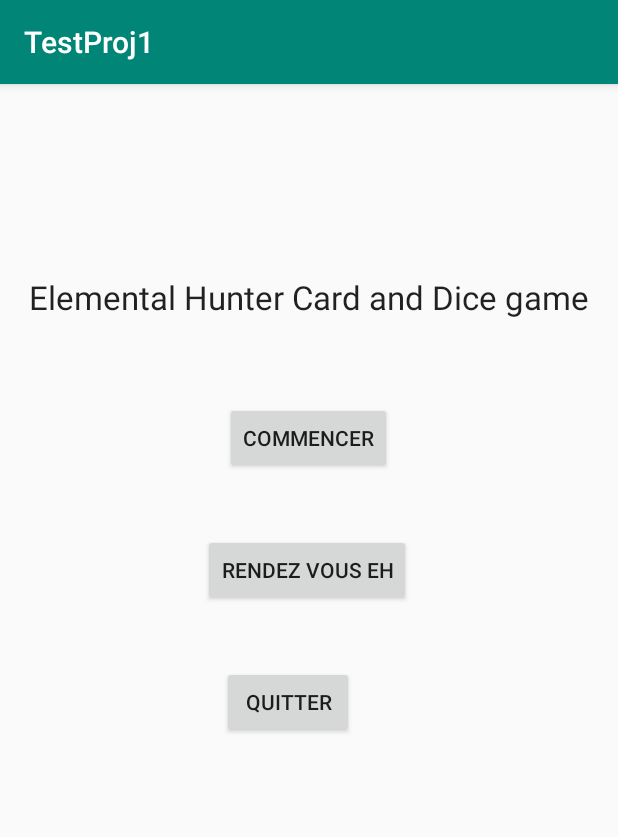
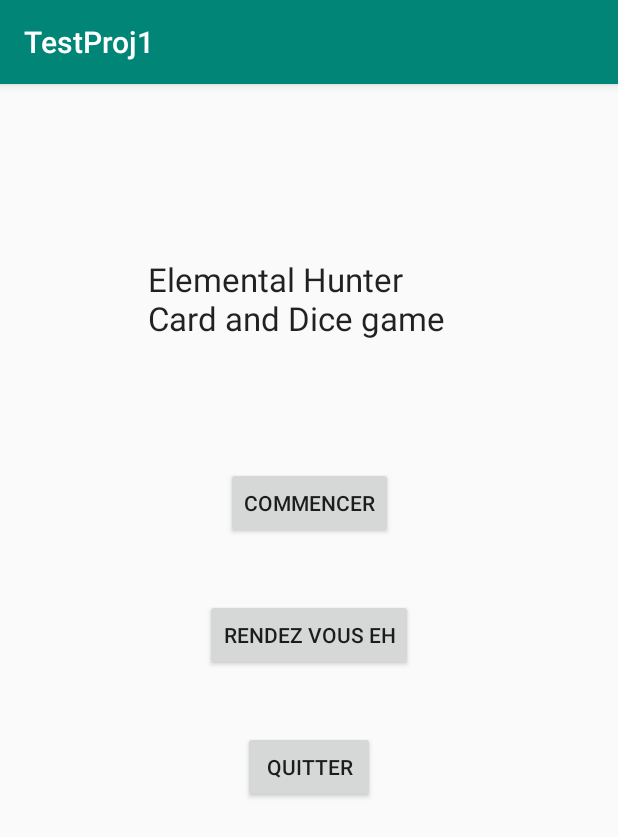
Before and after one commit to Gorgory24/Elemental-Hunter, an Android app: the screen it shows after launch (MainActivity), on a phone screen of 412 x 824 dp. Shown: the top 837 px of the screen. Run offline under Robolectric (Android 15) with nearby library versions, the light colour scheme and no system bars.

Commit message:
Remise en place bouton main menu

```diff
--- a/app/src/main/res/layout/activity_main.xml
+++ b/app/src/main/res/layout/activity_main.xml
@@ -8,8 +8,8 @@
 
     <TextView
         android:id="@+id/textView"
-        android:layout_width="wrap_content"
-        android:layout_height="wrap_content"
+        android:layout_width="215dp"
+        android:layout_height="96dp"
         android:text="Elemental Hunter Card and Dice game"
         android:textAppearance="@style/TextAppearance.AppCompat.Large"
         app:layout_constraintBottom_toBottomOf="parent"
@@ -22,10 +22,9 @@
         android:id="@+id/BoutonCommencer"
         android:layout_width="wrap_content"
         android:layout_height="wrap_content"
-        android:layout_marginStart="150dp"
-        android:layout_marginLeft="150sp"
-        android:layout_marginTop="55sp"
+        android:layout_marginTop="44dp"
         android:text="Commencer"
+        app:layout_constraintEnd_toEndOf="parent"
         app:layout_constraintStart_toStartOf="parent"
         app:layout_constraintTop_toBottomOf="@+id/textView" />
 
@@ -33,10 +32,9 @@
         android:id="@+id/BoutonMap"
         android:layout_width="wrap_content"
         android:layout_height="wrap_content"
-        android:layout_marginStart="135dp"
-        android:layout_marginLeft="135sp"
         android:layout_marginTop="40sp"
         android:text="Rendez vous EH"
+        app:layout_constraintEnd_toEndOf="parent"
         app:layout_constraintStart_toStartOf="parent"
         app:layout_constraintTop_toBottomOf="@+id/BoutonCommencer" />
 
@@ -44,11 +42,10 @@
         android:id="@+id/BoutonQuitter"
         android:layout_width="wrap_content"
         android:layout_height="wrap_content"
-        android:layout_marginStart="148dp"
-        android:layout_marginLeft="148dp"
         android:layout_marginTop="40dp"
         android:onClick="Quit"
         android:text="Quitter"
+        app:layout_constraintEnd_toEndOf="parent"
         app:layout_constraintStart_toStartOf="parent"
         app:layout_constraintTop_toBottomOf="@+id/BoutonMap" />
 
```
